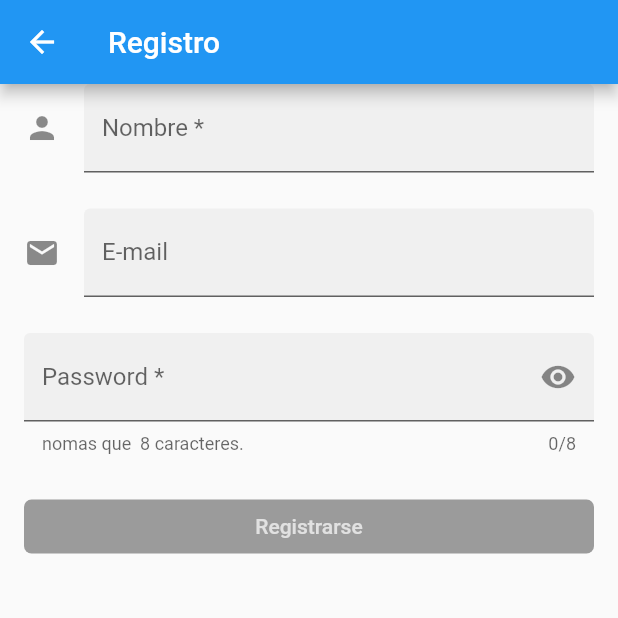
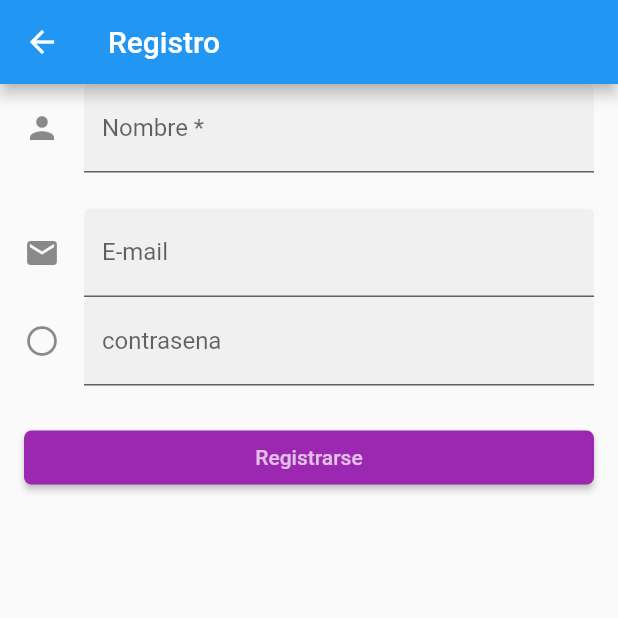
Before and after one commit to felixrp74/android-flutter, a Flutter app: the Register screen opened directly, on a phone screen of 412 x 824 dp, the top half of it. Run offline on Flutter 3.47's test engine with Material 2 defaults, Android fonts, the phone set to English and light mode, and no system bars; our stand-ins replace get, shared_preferences; accounts and stored records are empty.

Commit message:
login y registrar con email en EMULADOR

```diff
--- a/lib/view/register.dart
+++ b/lib/view/register.dart
@@ -82,36 +82,55 @@ final GlobalKey<FormFieldState<String>> _passwordFieldKey =
                       print('email=$_email');
                     },
                   ),
-                  const SizedBox(height: 24.0),
-                  // "Password" form.
-                  PasswordField(
-                    // controller: passwordController,
-                    fieldKey: _passwordFieldKey,
-                    helperText: 'nomas que  8 caracteres.',
-                    labelText: 'Password *',
-                    onFieldSubmitted: (String value) {
-                      // this._password = value;
-                      // update();
-                      setState(() {
-                        this._password = value;
-                      });
+                  // const SizedBox(height: 24.0),
+
+                  // // "Password" form.
+                  // PasswordField(
+                  //   // controller: passwordController,
+                  //   fieldKey: _passwordFieldKey,
+                  //   helperText: 'nomas que  8 caracteres.',
+                  //   labelText: 'Password *',
+                  //   onFieldSubmitted: (String value) {
+                  //     // this._password = value;
+                  //     // update();
+                  //     setState(() {
+                  //       this._password = value;
+                  //     });
+                  //   },
+                  // ),
+                  TextFormField(
+                    // mSecurityInputMethodService :
+                    controller: passwordController,
+                    decoration: const InputDecoration(
+                      border: UnderlineInputBorder(),
+                      filled: true,
+                      icon: Icon(Icons.panorama_fish_eye),
+                      hintText: 'passwprd',
+                      labelText: 'contrasena',
+                    ),
+                    keyboardType: TextInputType.visiblePassword,
+                    onSaved: (String value) {
+                      this._password = value;
+                      // print('email=$_email');
                     },
                   ),
                   const SizedBox(height: 24.0),
                   RaisedButton(
-                    onPressed: nameController.text == "" || emailController.text == "" || this._password == "" ? null : () {
-                    // onPressed: () {
-                      // print(nameController.text);
-                      // print(emailController.text);
-                      // print(this._password);
+                    // onPressed: nameController.text == "" || emailController.text == "" || this._password == "" ? null : () {
 
+                    //   _.name = nameController.text;
+                    //   _.email = emailController.text;
+                    //   _.password = this._password;
+
+                    //   _.registrar();
+                    // },
+                    onPressed: (){
                       _.name = nameController.text;
                       _.email = emailController.text;
-                      _.password = this._password;
+                      // _.password = this._password;
+                      _.password = passwordController.text;
 
                       _.registrar();
-                      // Get.to(page)
-                      // _.registrar();
                     },
                     color: Colors.purple,
                       child: Text("Registrarse", style: TextStyle(color: Colors.white70)),
```
Also changed, not shown: lib/view/login.dart (+7 -1 lines), lib/controllers/register_controller.dart (line endings or trailing spaces).
